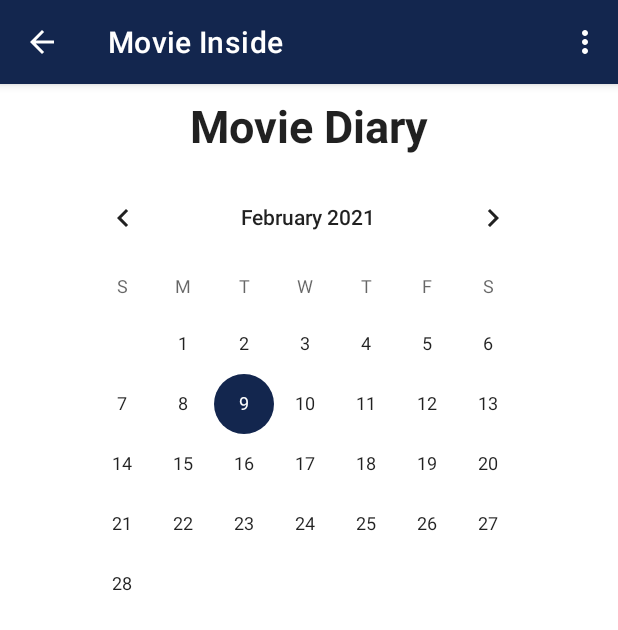
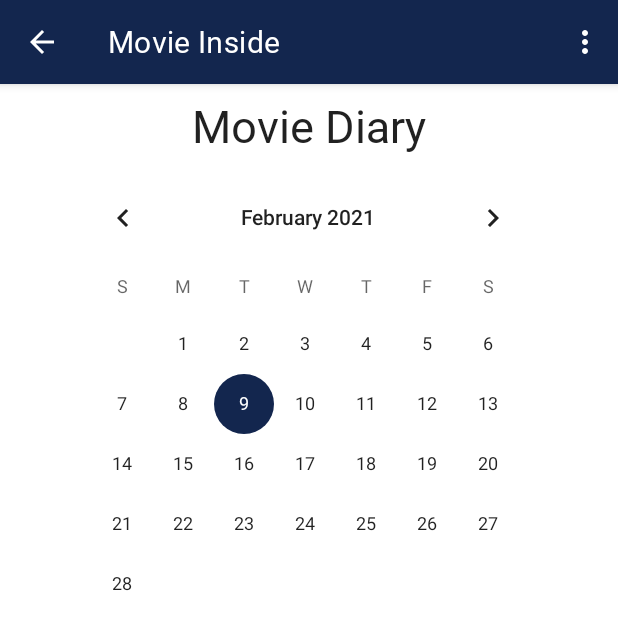
Before and after one commit to su0su/MovieInside, an Android app: the CalenderActivity screen opened directly, with no data from a screen before it, on a phone screen of 412 x 824 dp. Shown: the top 630 px of the screen. Run offline under Robolectric (Android 15) with nearby library versions, the phone set to English and light mode, and no system bars; pictures from the network do not load.

Commit message:
글꼴 교체

```diff
--- /dev/null
+++ b/app/src/main/res/font/my_font_family.xml
@@ -0,0 +1,25 @@
+<?xml version="1.0" encoding="utf-8"?>
+<font-family
+xmlns:android="http://schemas.android.com/apk/res/android"
+xmlns:app="http://schemas.android.com/apk/res-auto">
+
+<!--regular-->
+<font
+    android:font="@font/nanumbarunpen_r"
+    android:fontStyle="normal"
+    android:fontWeight="400"
+    app:font="@font/nanumbarunpen_r"
+    app:fontStyle="normal"
+    app:fontWeight="500" />
+
+<!--bold-->
+<font
+    android:font="@font/nanumbarunpen_b"
+    android:fontStyle="normal"
+    android:fontWeight="700"
+    app:font="@font/nanumbarunpen_b"
+    app:fontStyle="normal"
+    app:fontWeight="1000" />
+
+
+</font-family>
--- a/app/src/main/res/layout/calender.xml
+++ b/app/src/main/res/layout/calender.xml
@@ -150,6 +150,7 @@
         android:layout_marginEnd="4dp"
         android:background="@drawable/line"
         android:gravity="center"
+        android:textStyle="normal"
         android:textColor="@color/black"
         android:textSize="18sp"
         android:visibility="invisible"
--- /dev/null
+++ b/app/src/main/res/values/font_style.xml
@@ -0,0 +1,25 @@
+<?xml version="1.0" encoding="utf-8"?>
+<resources>
+
+    <!-- Custom font 적용 -->
+    <style name="customTextViewFontStyle" parent="@android:style/Widget.DeviceDefault.TextView">
+        <item name="android:fontFamily">@font/my_font_family</item>
+    </style>
+
+    <style name="customButtonFontStyle" parent="@android:style/Widget.DeviceDefault.Button.Borderless">
+        <item name="android:fontFamily">@font/my_font_family</item>
+    </style>
+
+    <style name="customEditTextFontStyle" parent="@android:style/Widget.DeviceDefault.EditText">
+        <item name="android:fontFamily">@font/my_font_family</item>
+    </style>
+
+    <style name="customRadioButtonFontStyle" parent="@android:style/Widget.DeviceDefault.CompoundButton.RadioButton">
+        <item name="android:fontFamily">@font/my_font_family</item>
+    </style>
+
+    <style name="customCheckboxFontStyle" parent="@android:style/Widget.DeviceDefault.CompoundButton.CheckBox">
+        <item name="android:fontFamily">@font/my_font_family</item>
+    </style>
+
+</resources>
--- a/app/src/main/res/values/themes.xml
+++ b/app/src/main/res/values/themes.xml
@@ -13,5 +13,11 @@
         <item name="android:statusBarColor" tools:targetApi="l">?attr/colorPrimaryVariant</item>
         <!-- Customize your theme here. -->
 
+        <item name="android:textViewStyle">@style/customTextViewFontStyle</item>
+        <item name="android:buttonStyle">@style/customButtonFontStyle</item>
+        <item name="android:editTextStyle">@style/customEditTextFontStyle</item>
+        <item name="android:radioButtonStyle">@style/customRadioButtonFontStyle</item>
+        <item name="android:checkboxStyle">@style/customCheckboxFontStyle</item>
+
     </style>
 </resources>
```
Also changed, not shown: 2 other files.
